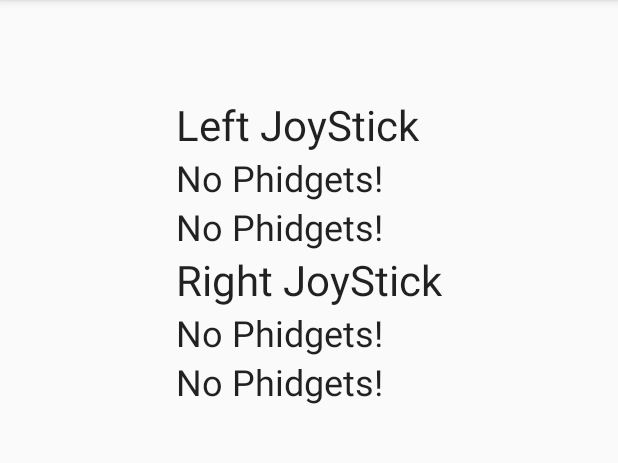
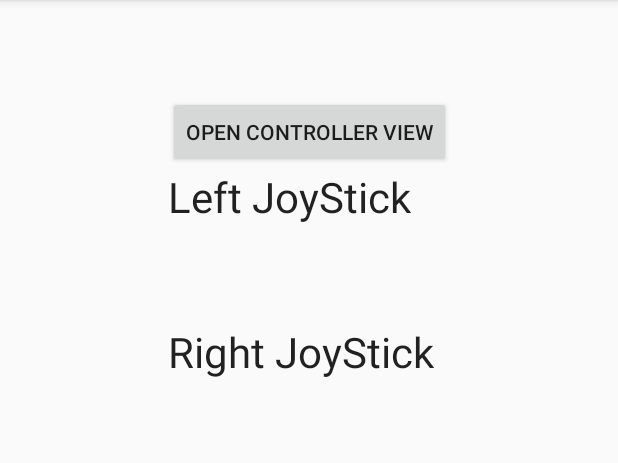
Before and after one commit to basshelal/PhidgetsController, an Android app: the screen it shows after launch (MainActivity), on a phone screen of 412 x 824 dp, the part 84-547 px from its top. Run offline under Robolectric (Android 15) with nearby library versions, the phone set to English and light mode, and no system bars; 12 statements that could not run were skipped.

Commit message:
Separated views into Fragments with a single Activity

```diff
--- a/app/build.gradle
+++ b/app/build.gradle
@@ -40,6 +40,9 @@ dependencies {
     implementation 'androidx.appcompat:appcompat:1.1.0'
     implementation 'androidx.core:core-ktx:1.2.0'
     implementation 'androidx.constraintlayout:constraintlayout:1.1.3'
+    implementation 'androidx.legacy:legacy-support-v4:1.0.0'
+    implementation 'androidx.lifecycle:lifecycle-extensions:2.2.0'
+    implementation 'androidx.lifecycle:lifecycle-viewmodel-ktx:2.2.0'
     testImplementation 'junit:junit:4.13'
     androidTestImplementation 'androidx.test.ext:junit:1.1.1'
     androidTestImplementation 'androidx.test.espresso:espresso-core:3.2.0'
--- a/app/src/main/java/uk/whitecrescent/phidgetscontroller/Controller.kt
+++ b/app/src/main/java/uk/whitecrescent/phidgetscontroller/Controller.kt
@@ -22,17 +22,18 @@ object Controller {
         val LEFT_JOYSTICK_Y = Sensor(1)
         val RIGHT_JOYSTICK_X = Sensor(2)
         val RIGHT_JOYSTICK_Y = Sensor(3)
-        val FORCE_1 = Sensor(4)
-        val FORCE_2 = Sensor(5)
-        val FORCE_3 = Sensor(6)
-        val FORCE_4 = Sensor(7)
-        val TOUCH_1 = Sensor(8)
-        val TOUCH_2 = Sensor(9)
-        val TOUCH_3 = Sensor(10)
-        val TOUCH_4 = Sensor(11)
-        val ROTATION_1 = Sensor(12)
-        val ROTATION_2 = Sensor(13)
-        val SLIDER = Sensor(14)
+        val FORCE_1 = Sensor(4) // Y Button
+        val FORCE_2 = Sensor(5) // B Button
+        val FORCE_3 = Sensor(6) // A Button
+        val FORCE_4 = Sensor(7) // X Button
+        val TOUCH_1 = Sensor(8) // DPad Up
+        val TOUCH_2 = Sensor(9) // DPad Right
+        val TOUCH_3 = Sensor(10) // DPad Down
+        val TOUCH_4 = Sensor(11) // DPad Left
+        val ROTATION = Sensor(12) // Volume Knob
+        val TRIGGER_L = Sensor(13) // Left Trigger
+        val TRIGGER_R = Sensor(14) // Right Trigger
+        val EXTRA = Sensor(15) // We have space for one more sensor!
 
         val ALL = listOf(
                 LEFT_JOYSTICK_X,
@@ -47,9 +48,10 @@ object Controller {
                 TOUCH_2,
                 TOUCH_3,
                 TOUCH_4,
-                ROTATION_1,
-                ROTATION_2,
-                SLIDER
+                ROTATION,
+                TRIGGER_L,
+                TRIGGER_R,
+                EXTRA
         ).sortedBy { it.index }
     }
 
@@ -105,7 +107,7 @@ object Controller {
         }
     }
 
-    fun finalize_() {
+    fun finalize() {
         smallInterfaceKit.close()
         largeInterfaceKit.close()
         spatial.close()
--- a/app/src/main/java/uk/whitecrescent/phidgetscontroller/MainActivity.kt
+++ b/app/src/main/java/uk/whitecrescent/phidgetscontroller/MainActivity.kt
@@ -3,19 +3,13 @@
 package uk.whitecrescent.phidgetscontroller
 
 import android.annotation.SuppressLint
-import android.content.Context
-import android.hardware.usb.UsbDevice
-import android.hardware.usb.UsbManager
 import android.os.Bundle
-import android.util.Log
-import android.view.InputDevice
 import android.view.KeyEvent
 import android.view.MotionEvent
 import androidx.appcompat.app.AppCompatActivity
 import com.google.android.material.snackbar.Snackbar
-import com.phidgets.PhidgetException
-import com.phidgets.usb.Manager
 import kotlinx.android.synthetic.main.activity_main.*
+import uk.whitecrescent.phidgetscontroller.fragments.MainFragment
 
 class MainActivity : AppCompatActivity() {
 
@@ -24,78 +18,19 @@ class MainActivity : AppCompatActivity() {
         super.onCreate(savedInstanceState)
         setContentView(R.layout.activity_main)
 
-        Manager.Initialize(this)
-
-        run {
-            leftX_textView.text = "No Phidgets!"
-            leftY_textView.text = "No Phidgets!"
-            rightX_textView.text = "No Phidgets!"
-            rightY_textView.text = "No Phidgets!"
-        }
-
-        try {
-            initializePhidgets()
-        } catch (e: PhidgetException) {
-            Log.e("ERROR", e.errorNumber.toString())
-            Log.e("ERROR", e.description)
-            run {
-                leftX_textView.text = "Error Loading Phidgets Library!"
-                leftY_textView.text = "Error Loading Phidgets Library!"
-                rightX_textView.text = "Error Loading Phidgets Library!"
-                rightY_textView.text = "Error Loading Phidgets Library!"
-            }
-        }
-
-        // As a reference, the DualShock4 is registered as both a USBDevice AND an InputDevice!
-
-        val allInputDevicesString = allInputDevices.joinToString(separator = ", \n") { it.toString() }
-
-        val allUsbDevicesString = allUsbDevices.joinToString(separator = ", \n") { it.toString() }
-
-    }
-
-    inline val allInputDevices: List<InputDevice>
-        get() = InputDevice.getDeviceIds().map { InputDevice.getDevice(it) }
-
-    inline val gameControllers: List<InputDevice>
-        get() = allInputDevices.filter {
-            it.sources and InputDevice.SOURCE_GAMEPAD == InputDevice.SOURCE_GAMEPAD
-                    || it.sources and InputDevice.SOURCE_JOYSTICK == InputDevice.SOURCE_JOYSTICK
-        }
-
-    inline val allUsbDevices: List<UsbDevice>
-        get() = (getSystemService(Context.USB_SERVICE) as UsbManager).deviceList.values.toList()
-
-    @SuppressLint("SetTextI18n")
-    private inline fun initializePhidgets() {
-        Controller.initialize()
-
-        Controller.doOnReady = {
-            run {
-                leftX_textView.text = "Ready!"
-                leftY_textView.text = "Ready!"
-                rightX_textView.text = "Ready!"
-                rightY_textView.text = "Ready!"
-            }
-        }
-
-        Controller.Sensors.LEFT_JOYSTICK_X.onChange = {
-            run { leftX_textView.text = "x: $it" }
-        }
-        Controller.Sensors.LEFT_JOYSTICK_Y.onChange = {
-            run { leftY_textView.text = "y: $it" }
-        }
-        Controller.Sensors.RIGHT_JOYSTICK_X.onChange = {
-            run { rightX_textView.text = "x: $it" }
-        }
-        Controller.Sensors.RIGHT_JOYSTICK_Y.onChange = {
-            run { rightY_textView.text = "y: $it" }
-        }
+        supportFragmentManager.beginTransaction()
+                .add(fragmentContainer_frameLayout.id, MainFragment(), "MainFragment")
+                .commit()
     }
 
     // Use this to circumnavigate errors when touching Views from a thread that isn't it's own
-    private inline fun run(crossinline block: () -> Unit) {
-        root_constraintLayout.post { block() }
+    inline fun post(crossinline block: () -> Unit) {
+        fragmentContainer_frameLayout.post { block() }
+    }
+
+    override fun onTouchEvent(event: MotionEvent?): Boolean {
+        shortSnackbar("event: $event")
+        return super.onTouchEvent(event)
     }
 
     override fun onGenericMotionEvent(event: MotionEvent?): Boolean {
@@ -108,7 +43,12 @@ class MainActivity : AppCompatActivity() {
         return super.onKeyDown(keyCode, event)
     }
 
+    override fun onKeyUp(keyCode: Int, event: KeyEvent?): Boolean {
+        shortSnackbar("keyCode: $keyCode event: $event")
+        return super.onKeyUp(keyCode, event)
+    }
+
     inline fun shortSnackbar(text: Any?) {
-        Snackbar.make(root_constraintLayout, text.toString(), Snackbar.LENGTH_SHORT)
+        Snackbar.make(fragmentContainer_frameLayout, text.toString(), Snackbar.LENGTH_SHORT).show()
     }
 }
--- /dev/null
+++ b/app/src/main/java/uk/whitecrescent/phidgetscontroller/fragments/MainFragment.kt
@@ -0,0 +1,101 @@
+@file:Suppress("NOTHING_TO_INLINE")
+
+package uk.whitecrescent.phidgetscontroller.fragments
+
+import android.annotation.SuppressLint
+import android.content.Context
+import android.hardware.usb.UsbDevice
+import android.hardware.usb.UsbManager
+import android.os.Bundle
+import android.util.Log
+import android.view.InputDevice
+import android.view.LayoutInflater
+import android.view.View
+import android.view.ViewGroup
+import androidx.fragment.app.Fragment
+import com.phidgets.PhidgetException
+import com.phidgets.usb.Manager
+import kotlinx.android.synthetic.main.activity_main.*
+import kotlinx.android.synthetic.main.fragment_main.*
+import uk.whitecrescent.phidgetscontroller.Controller
+import uk.whitecrescent.phidgetscontroller.MainActivity
+import uk.whitecrescent.phidgetscontroller.R
+
+class MainFragment : Fragment() {
+
+    inline val mainActivity: MainActivity get() = activity as MainActivity
+
+    override fun onCreateView(inflater: LayoutInflater, container: ViewGroup?,
+                              savedInstanceState: Bundle?): View? {
+        return inflater.inflate(R.layout.fragment_main, container, false)
+    }
+
+    override fun onActivityCreated(savedInstanceState: Bundle?) {
+        super.onActivityCreated(savedInstanceState)
+
+        Manager.Initialize(context)
+
+        try {
+            initializePhidgets()
+        } catch (e: PhidgetException) {
+            Log.e("ERROR", e.errorNumber.toString())
+            Log.e("ERROR", e.description)
+        }
+
+        val allInputDevicesString = allInputDevices.joinToString(separator = ", \n") { it.toString() }
+
+        val allUsbDevicesString = allUsbDevices.joinToString(separator = ", \n") { it.toString() }
+
+
+        controllerView_button.setOnClickListener {
+            mainActivity.supportFragmentManager.beginTransaction()
+                    .replace(mainActivity.fragmentContainer_frameLayout.id, ControllerViewFragment(), "")
+                    .addToBackStack("")
+                    .commit()
+        }
+    }
+
+    inline val allInputDevices: List<InputDevice>
+        get() = InputDevice.getDeviceIds().map { InputDevice.getDevice(it) }
+
+    inline val gameControllers: List<InputDevice>
+        get() = allInputDevices.filter {
+            it.sources and InputDevice.SOURCE_GAMEPAD == InputDevice.SOURCE_GAMEPAD
+                    || it.sources and InputDevice.SOURCE_JOYSTICK == InputDevice.SOURCE_JOYSTICK
+        }
+
+    inline val allUsbDevices: List<UsbDevice>
+        get() = (context?.getSystemService(Context.USB_SERVICE) as? UsbManager)
+                ?.deviceList?.values?.toList() ?: emptyList()
+
+
+    @SuppressLint("SetTextI18n")
+    private inline fun initializePhidgets() {
+        Controller.initialize()
+
+        Controller.doOnReady = {
+            post {
+                leftX_textView.text = "Ready!"
+                leftY_textView.text = "Ready!"
+                rightX_textView.text = "Ready!"
+                rightY_textView.text = "Ready!"
+            }
+        }
+
+        Controller.Sensors.LEFT_JOYSTICK_X.onChange = {
+            post { leftX_textView.text = "x: $it" }
+        }
+        Controller.Sensors.LEFT_JOYSTICK_Y.onChange = {
+            post { leftY_textView.text = "y: $it" }
+        }
+        Controller.Sensors.RIGHT_JOYSTICK_X.onChange = {
+            post { rightX_textView.text = "x: $it" }
+        }
+        Controller.Sensors.RIGHT_JOYSTICK_Y.onChange = {
+            post { rightY_textView.text = "y: $it" }
+        }
+    }
+
+    inline fun post(crossinline block: () -> Unit) = mainActivity.post(block)
+
+}
--- a/app/src/main/res/layout/activity_main.xml
+++ b/app/src/main/res/layout/activity_main.xml
@@ -1,81 +1,7 @@
 <?xml version="1.0" encoding="utf-8"?>
-<androidx.constraintlayout.widget.ConstraintLayout xmlns:android="http://schemas.android.com/apk/res/android"
-    xmlns:app="http://schemas.android.com/apk/res-auto"
-    xmlns:tools="http://schemas.android.com/tools"
-    android:id="@+id/root_constraintLayout"
+<FrameLayout xmlns:android="http://schemas.android.com/apk/res/android"
+    android:id="@+id/fragmentContainer_frameLayout"
     android:layout_width="match_parent"
-    android:layout_height="match_parent"
-    tools:context=".MainActivity">
+    android:layout_height="match_parent">
 
-    <LinearLayout
-        android:id="@+id/sensorInfo_linearLayout"
-        android:layout_width="wrap_content"
-        android:layout_height="wrap_content"
-        android:layout_marginTop="64dp"
-        android:orientation="vertical"
-        app:layout_constraintEnd_toEndOf="parent"
-        app:layout_constraintStart_toStartOf="parent"
-        app:layout_constraintTop_toTopOf="parent">
-
-        <TextView
-            android:id="@+id/leftJoystick_textView"
-            android:layout_width="wrap_content"
-            android:layout_height="wrap_content"
-            android:text="Left JoyStick"
-            android:textAppearance="@style/TextAppearance.AppCompat.Headline"
-            android:textSize="28sp" />
-
-        <TextView
-            android:id="@+id/leftX_textView"
-            android:layout_width="wrap_content"
-            android:layout_height="wrap_content"
-            android:textAppearance="@style/TextAppearance.AppCompat.Headline"
-            tools:text="x: 500" />
-
-        <TextView
-            android:id="@+id/leftY_textView"
-            android:layout_width="wrap_content"
-            android:layout_height="wrap_content"
-            android:textAppearance="@style/TextAppearance.AppCompat.Headline"
-            tools:text="y: 500" />
-
-        <TextView
-            android:id="@+id/rightJoystick_textView"
-            android:layout_width="wrap_content"
-            android:layout_height="wrap_content"
-            android:text="Right JoyStick"
-            android:textAppearance="@style/TextAppearance.AppCompat.Headline"
-            android:textSize="28sp" />
-
-        <TextView
-            android:id="@+id/rightX_textView"
-            android:layout_width="wrap_content"
-            android:layout_height="wrap_content"
-            android:textAppearance="@style/TextAppearance.AppCompat.Headline"
-            tools:text="x: 500" />
-
-        <TextView
-            android:id="@+id/rightY_textView"
-            android:layout_width="wrap_content"
-            android:layout_height="wrap_content"
-            android:textAppearance="@style/TextAppearance.AppCompat.Headline"
-            tools:text="y: 500" />
-    </LinearLayout>
-
-    <androidx.core.widget.NestedScrollView
-        android:layout_width="wrap_content"
-        android:layout_height="0dp"
-        app:layout_constraintBottom_toBottomOf="parent"
-        app:layout_constraintEnd_toEndOf="parent"
-        app:layout_constraintStart_toStartOf="parent"
-        app:layout_constraintTop_toBottomOf="@id/sensorInfo_linearLayout">
-
-        <TextView
-            android:id="@+id/loggingInfo_textView"
-            android:layout_width="match_parent"
-            android:layout_height="match_parent"
-            tools:text="Logging Info" />
-    </androidx.core.widget.NestedScrollView>
-
-
-</androidx.constraintlayout.widget.ConstraintLayout>
+</FrameLayout>
--- /dev/null
+++ b/app/src/main/res/layout/fragment_main.xml
@@ -0,0 +1,86 @@
+<?xml version="1.0" encoding="utf-8"?>
+<androidx.constraintlayout.widget.ConstraintLayout xmlns:android="http://schemas.android.com/apk/res/android"
+    xmlns:app="http://schemas.android.com/apk/res-auto"
+    xmlns:tools="http://schemas.android.com/tools"
+    android:id="@+id/root_constraintLayout"
+    android:layout_width="match_parent"
+    android:layout_height="match_parent">
+
+    <LinearLayout
+        android:id="@+id/sensorInfo_linearLayout"
+        android:layout_width="wrap_content"
+        android:layout_height="wrap_content"
+        android:layout_marginTop="64dp"
+        android:orientation="vertical"
+        app:layout_constraintEnd_toEndOf="parent"
+        app:layout_constraintStart_toStartOf="parent"
+        app:layout_constraintTop_toTopOf="parent">
+
+        <Button
+            android:id="@+id/controllerView_button"
+            android:layout_width="wrap_content"
+            android:layout_height="wrap_content"
+            android:text="Open Controller View" />
+
+        <TextView
+            android:id="@+id/leftJoystick_textView"
+            android:layout_width="wrap_content"
+            android:layout_height="wrap_content"
+            android:text="Left JoyStick"
+            android:textAppearance="@style/TextAppearance.AppCompat.Headline"
+            android:textSize="28sp" />
+
+        <TextView
+            android:id="@+id/leftX_textView"
+            android:layout_width="wrap_content"
+            android:layout_height="wrap_content"
+            android:textAppearance="@style/TextAppearance.AppCompat.Headline"
+            tools:text="x: 500" />
+
+        <TextView
+            android:id="@+id/leftY_textView"
+            android:layout_width="wrap_content"
+            android:layout_height="wrap_content"
+            android:textAppearance="@style/TextAppearance.AppCompat.Headline"
+            tools:text="y: 500" />
+
+        <TextView
+            android:id="@+id/rightJoystick_textView"
+            android:layout_width="wrap_content"
+            android:layout_height="wrap_content"
+            android:text="Right JoyStick"
+            android:textAppearance="@style/TextAppearance.AppCompat.Headline"
+            android:textSize="28sp" />
+
+        <TextView
+            android:id="@+id/rightX_textView"
+            android:layout_width="wrap_content"
+            android:layout_height="wrap_content"
+            android:textAppearance="@style/TextAppearance.AppCompat.Headline"
+            tools:text="x: 500" />
+
+        <TextView
+            android:id="@+id/rightY_textView"
+            android:layout_width="wrap_content"
+            android:layout_height="wrap_content"
+            android:textAppearance="@style/TextAppearance.AppCompat.Headline"
+            tools:text="y: 500" />
+    </LinearLayout>
+
+    <androidx.core.widget.NestedScrollView
+        android:layout_width="wrap_content"
+        android:layout_height="0dp"
+        app:layout_constraintBottom_toBottomOf="parent"
+        app:layout_constraintEnd_toEndOf="parent"
+        app:layout_constraintStart_toStartOf="parent"
+        app:layout_constraintTop_toBottomOf="@id/sensorInfo_linearLayout">
+
+        <TextView
+            android:id="@+id/loggingInfo_textView"
+            android:layout_width="match_parent"
+            android:layout_height="match_parent"
+            tools:text="Logging Info" />
+    </androidx.core.widget.NestedScrollView>
+
+
+</androidx.constraintlayout.widget.ConstraintLayout>
```
Also changed, not shown: app/src/main/java/uk/whitecrescent/phidgetscontroller/fragments/ControllerViewFragment.kt (added, +22 -0 lines), app/src/main/res/layout/controller_view_fragment.xml (added, +13 -0 lines).
